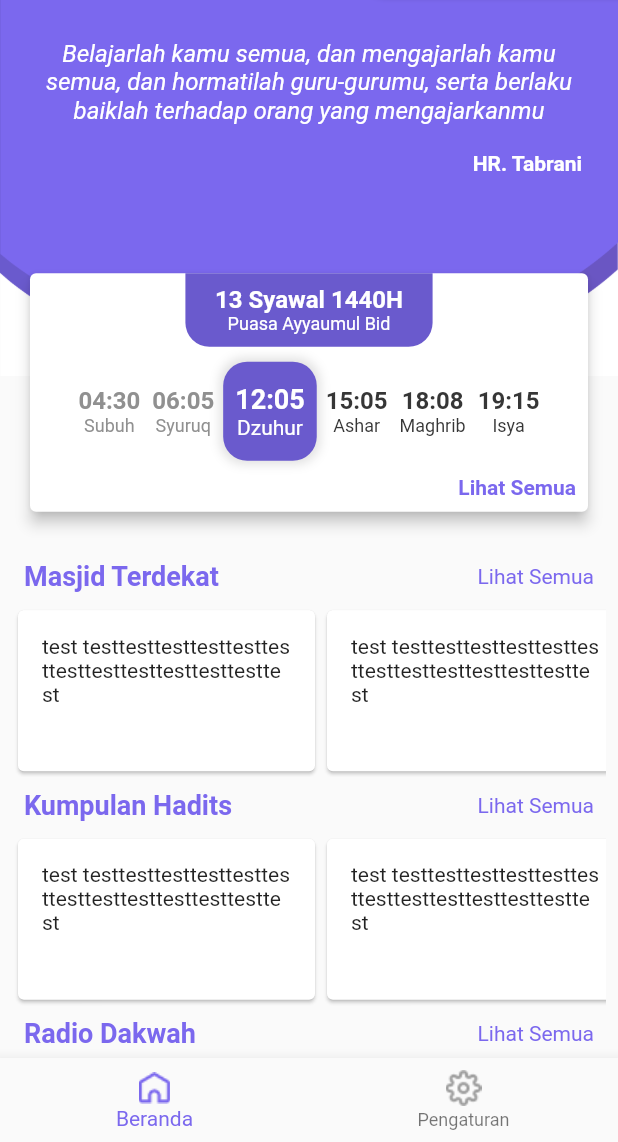
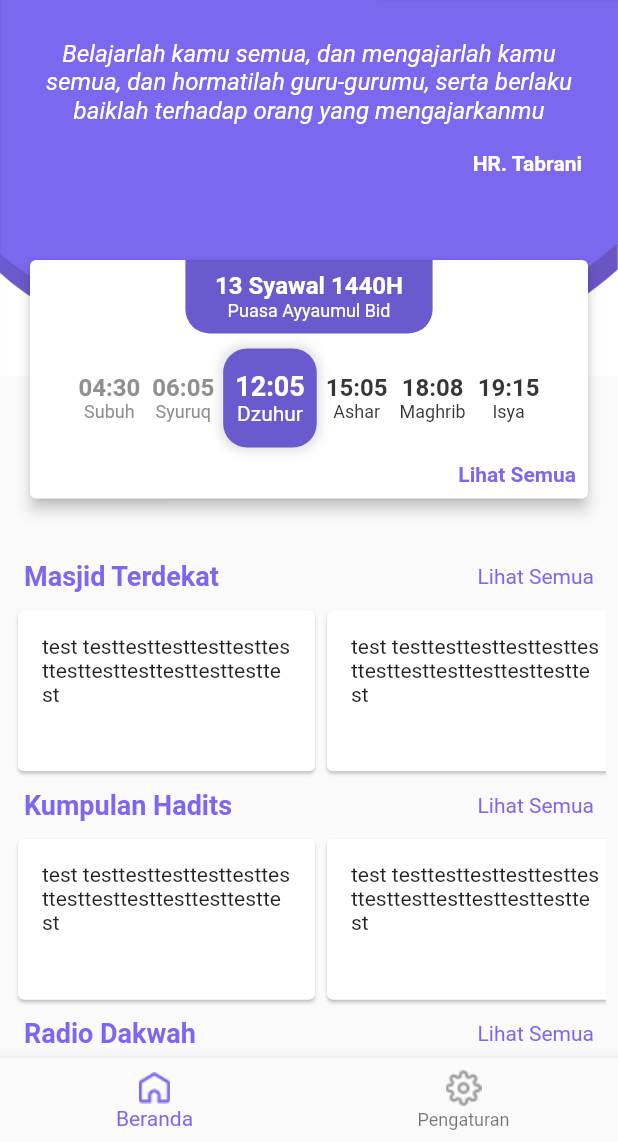
Before and after one commit to Lzyct/Pojok-Islam, a Flutter app: the screen it shows after launch, on a phone screen of 412 x 824 dp, the part 94-1236 px from its top. Run offline on Flutter 3.47's test engine with Material 2 defaults, Android fonts, the phone set to English and light mode, and no system bars.

Commit message:
Remove unused file,replace import screen to extension

```diff
--- a/lib/ui/home/home_hadits_collections_item.dart
+++ b/lib/ui/home/home_hadits_collections_item.dart
@@ -2,7 +2,7 @@ import 'package:flutter/material.dart';
 import 'package:pojok_islam/resources/colors.dart';
 import 'package:pojok_islam/resources/dimens.dart';
 import 'package:pojok_islam/resources/strings.dart';
-import 'package:pojok_islam/utils/screen.dart';
+import 'package:pojok_islam/utils/extensions.dart';
 
 class HaditsCollections extends StatelessWidget {
   const HaditsCollections({Key key}) : super(key: key);
@@ -35,7 +35,7 @@ class HaditsCollections extends StatelessWidget {
         ),
         Container(
           width: double.infinity,
-          height: ScreenInPercent.heightInPercent(context, 14),
+          height: context.heightInPercent(context, 14),
           margin: EdgeInsets.only(left: Dimens.space8, right: Dimens.space8),
           child: ListView.builder(
               itemCount: 4,
@@ -43,7 +43,7 @@ class HaditsCollections extends StatelessWidget {
               scrollDirection: Axis.horizontal,
               itemBuilder: (context, index) {
                 return Container(
-                    width: ScreenInPercent.widthInPercent(context, 50),
+                    width: context.widthInPercent(context, 50),
                     child: Card(
                         child: Container(
                       padding: EdgeInsets.all(Dimens.space16),
--- a/lib/ui/home/home_nearby_mosque_item.dart
+++ b/lib/ui/home/home_nearby_mosque_item.dart
@@ -2,7 +2,7 @@ import 'package:flutter/material.dart';
 import 'package:pojok_islam/resources/colors.dart';
 import 'package:pojok_islam/resources/dimens.dart';
 import 'package:pojok_islam/resources/strings.dart';
-import 'package:pojok_islam/utils/screen.dart';
+import 'package:pojok_islam/utils/extensions.dart';
 
 class NearbyMosque extends StatelessWidget {
   const NearbyMosque({Key key}) : super(key: key);
@@ -35,7 +35,7 @@ class NearbyMosque extends StatelessWidget {
         ),
         Container(
           width: double.infinity,
-          height: ScreenInPercent.heightInPercent(context, 14),
+          height: context.heightInPercent(context, 14),
           margin: EdgeInsets.only(left: Dimens.space8, right: Dimens.space8),
           child: ListView.builder(
               itemCount: 4,
@@ -43,7 +43,7 @@ class NearbyMosque extends StatelessWidget {
               scrollDirection: Axis.horizontal,
               itemBuilder: (context, index) {
                 return Container(
-                    width: ScreenInPercent.widthInPercent(context, 50),
+                    width: context.widthInPercent(context, 50),
                     child: Card(
                         child: Container(
                       padding: EdgeInsets.all(Dimens.space16),
--- a/lib/ui/home/home_page.dart
+++ b/lib/ui/home/home_page.dart
@@ -5,9 +5,7 @@ import 'package:pojok_islam/resources/dimens.dart';
 import 'package:pojok_islam/resources/strings.dart';
 import 'package:pojok_islam/ui/home/home_hadits_collections_item.dart';
 import 'package:pojok_islam/ui/home/home_radio_dakwah_item.dart';
-import 'package:pojok_islam/utils/screen.dart';
-
-import 'dart:developer' as console;
+import 'package:pojok_islam/utils/extensions.dart';
 
 import 'home_nearby_mosque_item.dart';
 import 'home_time_shalat_item.dart';
@@ -21,16 +19,16 @@ class Home extends StatelessWidget {
       slivers: <Widget>[
         SliverPersistentHeader(
           delegate: HeaderView(
-              expandedHeight: ScreenInPercent.heightInPercent(context, 38),
-              minHeight: ScreenInPercent.widthInPercent(context, 35)),
+              expandedHeight: context.heightInPercent(context, 38),
+              minHeight: context.widthInPercent(context, 35)),
           pinned: true,
           floating: false,
         ),
         SliverList(
           delegate: SliverChildListDelegate([
             Container(
-              margin: EdgeInsets.only(
-                  top: ScreenInPercent.heightInPercent(context, 14)),
+              margin:
+                  EdgeInsets.only(top: context.heightInPercent(context, 14)),
               child: Column(
                 crossAxisAlignment: CrossAxisAlignment.stretch,
                 mainAxisSize: MainAxisSize.max,
@@ -60,7 +58,7 @@ class HeaderView extends SliverPersistentHeaderDelegate {
   @override
   Widget build(
       BuildContext context, double shrinkOffset, bool overlapsContent) {
-    final cardTopPosition = expandedHeight / 1.3 - shrinkOffset;
+    final cardTopPosition = expandedHeight / 1.35 - shrinkOffset;
 
     return Stack(
       fit: StackFit.expand,
@@ -150,7 +148,7 @@ class HeaderView extends SliverPersistentHeaderDelegate {
                           Container(
                             margin: EdgeInsets.fromLTRB(
                                 Dimens.space16,
-                                ScreenInPercent.heightInPercent(context, 4),
+                                context.heightInPercent(context, 4),
                                 Dimens.space16,
                                 0),
                             child: Text(
@@ -184,11 +182,12 @@ class HeaderView extends SliverPersistentHeaderDelegate {
           ),
         ),
         Positioned(
-          top: cardTopPosition > ScreenInPercent.widthInPercent(context, 26)
+          top: cardTopPosition > context.widthInPercent(context, 26)
               ? cardTopPosition
-              : ScreenInPercent.widthInPercent(context, 26),
-          width: ScreenInPercent.widthInPercent(context, 100),
-          child: Container(
+              : context.widthInPercent(context, 26),
+          width: context.widthInPercent(context, 100),
+          child: AnimatedContainer(
+              duration: Duration(milliseconds: 500),
               margin:
                   EdgeInsets.only(left: Dimens.space16, right: Dimens.space16),
               child: Opacity(
@@ -200,7 +199,7 @@ class HeaderView extends SliverPersistentHeaderDelegate {
                       mainAxisSize: MainAxisSize.min,
                       children: <Widget>[
                         Container(
-                            width: ScreenInPercent.widthInPercent(context, 40),
+                            width: context.widthInPercent(context, 40),
                             padding: EdgeInsets.all(Dimens.space8),
                             decoration: new BoxDecoration(
                                 color: Pallette.colorPrimaryDark,
@@ -230,7 +229,7 @@ class HeaderView extends SliverPersistentHeaderDelegate {
                         Flexible(
                             child: Container(
                           width: double.infinity,
-                          height: ScreenInPercent.heightInPercent(context, 8.5),
+                          height: context.heightInPercent(context, 8.5),
                           margin: EdgeInsets.only(
                               left: Dimens.space8,
                               right: Dimens.space8,
--- a/lib/ui/home/home_radio_dakwah_item.dart
+++ b/lib/ui/home/home_radio_dakwah_item.dart
@@ -2,7 +2,7 @@ import 'package:flutter/material.dart';
 import 'package:pojok_islam/resources/colors.dart';
 import 'package:pojok_islam/resources/dimens.dart';
 import 'package:pojok_islam/resources/strings.dart';
-import 'package:pojok_islam/utils/screen.dart';
+import 'package:pojok_islam/utils/extensions.dart';
 
 class RadioDakwah extends StatelessWidget {
   const RadioDakwah({Key key}) : super(key: key);
@@ -35,7 +35,7 @@ class RadioDakwah extends StatelessWidget {
         ),
         Container(
           width: double.infinity,
-          height: ScreenInPercent.heightInPercent(context, 14),
+          height: context.heightInPercent(context, 14),
           margin: EdgeInsets.only(left: Dimens.space8, right: Dimens.space8),
           child: ListView.builder(
               itemCount: 4,
@@ -43,7 +43,7 @@ class RadioDakwah extends StatelessWidget {
               scrollDirection: Axis.horizontal,
               itemBuilder: (context, index) {
                 return Container(
-                    width: ScreenInPercent.widthInPercent(context, 50),
+                    width: context.widthInPercent(context, 50),
                     child: Card(
                         child: Container(
                       padding: EdgeInsets.all(Dimens.space16),
--- a/lib/ui/home/home_time_shalat_item.dart
+++ b/lib/ui/home/home_time_shalat_item.dart
@@ -3,7 +3,7 @@ import 'package:intl/intl.dart';
 import 'package:pojok_islam/resources/colors.dart';
 import 'package:pojok_islam/resources/dimens.dart';
 import 'package:pojok_islam/ui/home/home_page.dart';
-import 'dart:developer' as console;
+import 'package:pojok_islam/utils/extensions.dart';
 
 class TimeShalatAdapter extends StatelessWidget {
   const TimeShalatAdapter({Key key}) : super(key: key);
@@ -39,22 +39,22 @@ class TimeShalatAdapter extends StatelessWidget {
                 shalatTime.hour, shalatTime.minute);
             if (timeNow.isAfter(shalatTime)) {
               listIsPassed.add(i);
-              console.log("passed");
-              console.log("time now : " + timeNow.toString());
-              console.log("time shalat : " +
+              context.log("passed");
+              context.log("time now : " + timeNow.toString());
+              context.log("time shalat : " +
                   listShalat[i].shalatName +
                   shalatTime.toString());
             } else {
-              console.log("next : " + nextTime.toString());
+              context.log("next : " + nextTime.toString());
               if (nextTime == null) {
                 nextTime = i;
               } else if (nextTime != i) {
                 listNotYet.add(i);
               }
 
-              console.log("not yet");
-              console.log("time now : " + timeNow.toString());
-              console.log("time shalat : " +
+              context.log("not yet");
+              context.log("time now : " + timeNow.toString());
+              context.log("time shalat : " +
                   listShalat[i].shalatName +
                   shalatTime.toString());
             }
--- a/lib/utils/screen.dart
+++ /dev/null
@@ -1,14 +0,0 @@
-import 'package:flutter/widgets.dart';
-
-class ScreenInPercent{
-
-  static double widthInPercent(BuildContext context, double percent){
-    var toDouble = percent/100;
-    return MediaQuery.of(context).size.width * toDouble;
-  }
-
-  static double heightInPercent(BuildContext context, double percent){
-    var toDouble = percent/100;
-    return MediaQuery.of(context).size.height * toDouble;
-  }
-}
```
Also changed, not shown: lib/data/models/location.dart (added, +89 -0 lines).
